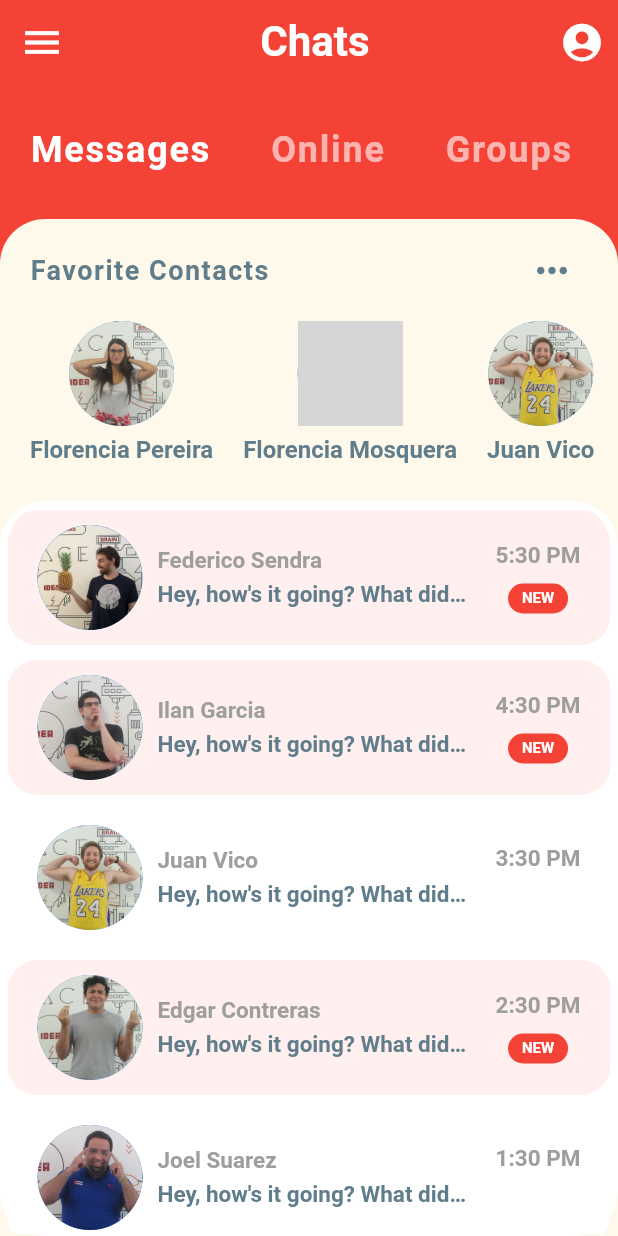
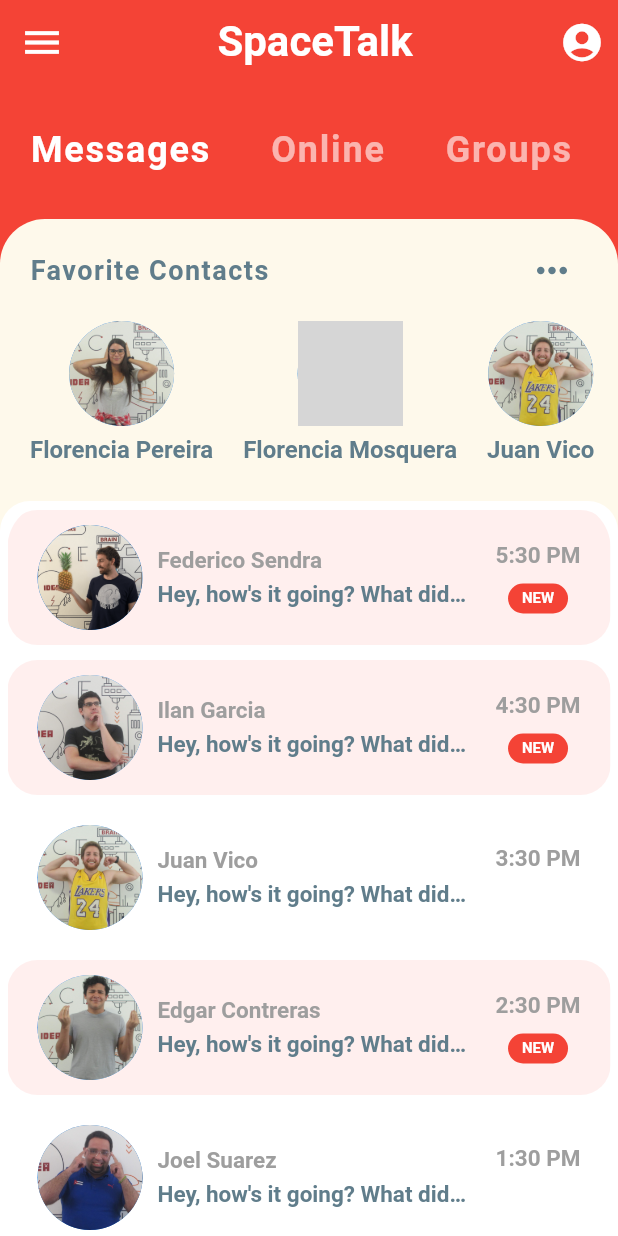
Before and after one commit to AbeOrigin/Flutter_Chat_Demo, a Flutter app: the screen it shows after launch, after a tap on the "keyboard control" icon, on a phone screen of 412 x 824 dp. Run offline on Flutter 3.47's test engine with Material 2 defaults, Android fonts, the phone set to English and light mode, and no system bars; grey boxes are pictures that could not be loaded.

Commit message:
Adding extra messsage chat and interface
Signed-off-by: Abraham Kazerian <abrahamyaoming@gmail.com>

```diff
--- a/lib/models/message_model.dart
+++ b/lib/models/message_model.dart
@@ -1,11 +1,11 @@
 import 'package:chat_demo/models/user_mode.dart';
 
 class Message {
-  final User sender;
-  final String time;
-  final String text;
-  final bool isLiked;
-  final bool unRead;
+  User sender;
+  String time;
+  String text;
+  bool isLiked;
+  bool unRead;
 
   Message({
     this.sender,
@@ -14,6 +14,10 @@ class Message {
     this.isLiked,
     this.unRead,
   });
+
+  // set unReadStatus(bool nextValue) {
+  //   this.unRead = nextValue;
+  // }
 }
 
 // Me
--- a/lib/screens/home_screen.dart
+++ b/lib/screens/home_screen.dart
@@ -24,7 +24,7 @@ class _HomeScreenState extends State<HomeScreen> {
         title: Row(
           children: <Widget>[
             Text(
-              'Chats',
+              'SpaceTalk',
               style: TextStyle(
                 fontSize: 28.0,
                 fontWeight: FontWeight.bold,
--- a/lib/widgets/recent_chats.dart
+++ b/lib/widgets/recent_chats.dart
@@ -1,4 +1,5 @@
 import 'package:chat_demo/models/message_model.dart';
+import 'package:chat_demo/screens/chat_screen_screen.dart';
 import 'package:flutter/material.dart';
 import 'package:flutter/widgets.dart';
 
@@ -12,10 +13,8 @@ class RecentChats extends StatelessWidget {
         decoration: BoxDecoration(
           color: Colors.white,
           borderRadius: BorderRadius.only(
-            topRight: Radius.circular(30.0),
-            topLeft: Radius.circular(30.0),
-            bottomLeft: Radius.circular(30.0),
-            bottomRight: Radius.circular(30.0),
+            topRight: Radius.circular(20.0),
+            topLeft: Radius.circular(20.0),
           ),
         ),
         child: ClipRRect(
@@ -26,10 +25,20 @@ class RecentChats extends StatelessWidget {
           child: ListView.builder(
             itemCount: chats.length,
             itemBuilder: (BuildContext context, int index) {
-              final chat = chats[index];
-              return Container(
+              final Message chat = chats[index];
+              return GestureDetector(
+                onTap: () => Navigator.push(
+                  context,
+                  MaterialPageRoute(
+                    builder: (_) => ChatScreen(
+                      user: chat.sender,
+                    ),
+                  ),
+                ),
+                child: Container(
                   margin: EdgeInsets.only(top: 5.0, bottom: 5.0),
-                padding: EdgeInsets.symmetric(horizontal: 20.0, vertical: 10.0),
+                  padding:
+                      EdgeInsets.symmetric(horizontal: 20.0, vertical: 10.0),
                   decoration: BoxDecoration(
                     color: chat.unRead ? Color(0xFFFFEFEE) : Colors.white,
                     borderRadius: BorderRadius.only(
@@ -116,6 +125,7 @@ class RecentChats extends StatelessWidget {
                       )
                     ],
                   ),
+                ),
               );
             },
           ),
```
Also changed, not shown: lib/screens/chat_screen_screen.dart (added, +176 -0 lines), lib/widgets/favorite_contacts.dart (+20 -1 lines). Lines whose indentation alone changed are shown as unchanged.
